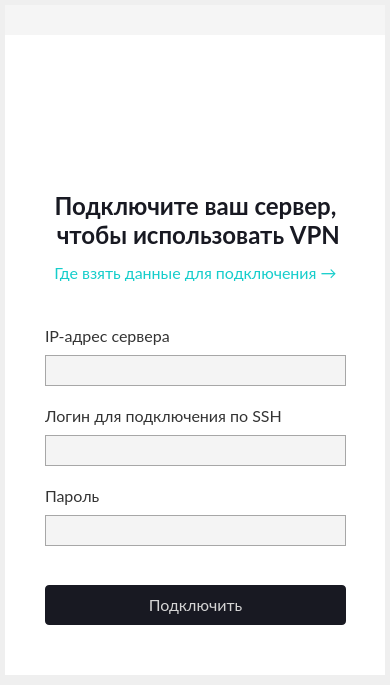
Above: client/vpn/obhod123/ui/mainwindow.ui from XorgX304/obhod123 before the change. Below: the same form after it.
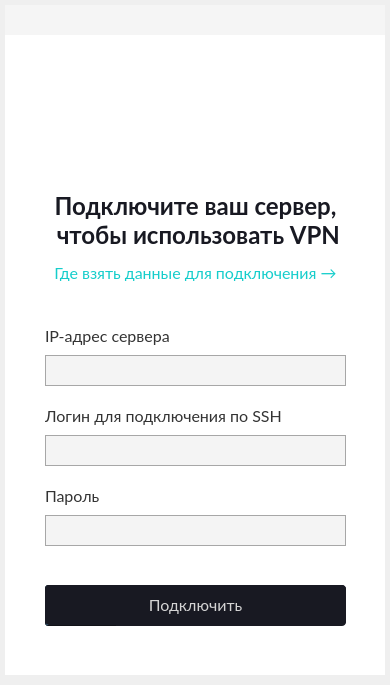
That is the form after the change. Icons and pictures are not drawn. Custom widgets are drawn as their Qt base class.

Diff of the .ui file:
```diff
--- a/client/vpn/obhod123/ui/mainwindow.ui
+++ b/client/vpn/obhod123/ui/mainwindow.ui
@@ -272,7 +272,7 @@
       <widget class="QPushButton" name="pushButton_obhod_logo_2">
        <property name="geometry">
         <rect>
-         <x>70</x>
+         <x>60</x>
          <y>20</y>
          <width>121</width>
          <height>101</height>
@@ -294,7 +294,7 @@
       <widget class="QPushButton" name="pushButton_obhod_logo_3">
        <property name="geometry">
         <rect>
-         <x>200</x>
+         <x>190</x>
          <y>40</y>
          <width>131</width>
          <height>71</height>
@@ -463,7 +463,7 @@
 box-sizing: border-box;</string>
        </property>
       </widget>
-      <widget class="QPushButton" name="pushButton_blocked_list_2">
+      <widget class="QPushButton" name="pushButton_new_server">
        <property name="geometry">
         <rect>
          <x>40</x>
@@ -525,6 +525,44 @@
         <string>Где взять данные для подключения →</string>
        </property>
       </widget>
+      <widget class="QProgressBar" name="progressBar">
+       <property name="geometry">
+        <rect>
+         <x>40</x>
+         <y>550</y>
+         <width>301</width>
+         <height>41</height>
+        </rect>
+       </property>
+       <property name="styleSheet">
+        <string notr="true">background: #181922;
+border-radius: 4px;</string>
+       </property>
+       <property name="value">
+        <number>24</number>
+       </property>
+       <property name="alignment">
+        <set>Qt::AlignCenter</set>
+       </property>
+       <property name="textVisible">
+        <bool>true</bool>
+       </property>
+       <property name="format">
+        <string>Подключение...</string>
+       </property>
+      </widget>
+      <zorder>progressBar</zorder>
+      <zorder>pushButton_obhod_logo_2</zorder>
+      <zorder>pushButton_obhod_logo_3</zorder>
+      <zorder>label_2</zorder>
+      <zorder>label_4</zorder>
+      <zorder>label_5</zorder>
+      <zorder>label_6</zorder>
+      <zorder>lineEdit</zorder>
+      <zorder>lineEdit_2</zorder>
+      <zorder>lineEdit_3</zorder>
+      <zorder>pushButton_new_server</zorder>
+      <zorder>pushButton</zorder>
      </widget>
      <widget class="QWidget" name="page_init">
       <property name="styleSheet">
@@ -813,7 +851,7 @@
         <string>Добавить сайт</string>
        </property>
       </widget>
-      <widget class="QPushButton" name="pushButton_new_server">
+      <widget class="QPushButton" name="pushButton_settings">
        <property name="geometry">
         <rect>
          <x>340</x>
```
